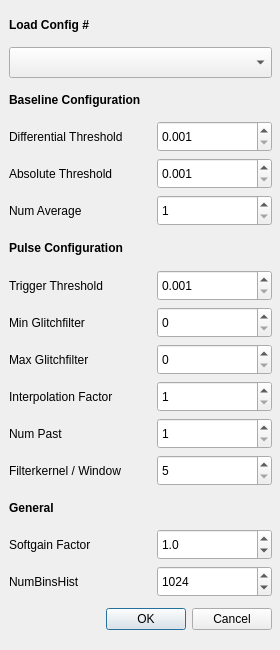
Before: the Qt Designer form wav2phh/analyzersettings.ui in samplemaker/wav2phh, drawn with Qt 5.
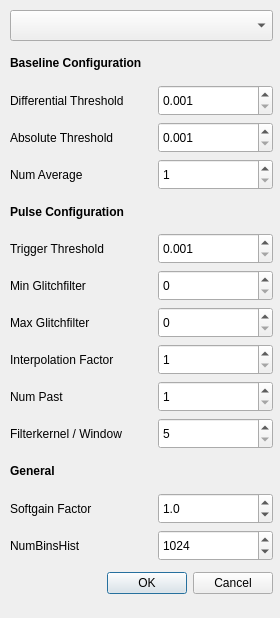
After: the same form once the commit is applied.

Commit message: Bugfix: Analyzersetting menu not synchronized with internal data (cancel button)

Patch:
```diff
--- a/wav2phh/analyzersettings.ui
+++ b/wav2phh/analyzersettings.ui
@@ -7,54 +7,35 @@
     <x>0</x>
     <y>0</y>
     <width>280</width>
-    <height>650</height>
+    <height>618</height>
    </rect>
   </property>
   <property name="minimumSize">
    <size>
     <width>280</width>
-    <height>650</height>
+    <height>618</height>
    </size>
   </property>
   <property name="maximumSize">
    <size>
     <width>280</width>
-    <height>650</height>
+    <height>618</height>
    </size>
   </property>
   <property name="windowTitle">
    <string>Dialog</string>
   </property>
-  <widget class="QWidget" name="layoutWidget">
+  <widget class="QWidget" name="">
    <property name="geometry">
     <rect>
-     <x>9</x>
-     <y>9</y>
+     <x>10</x>
+     <y>10</y>
      <width>263</width>
-     <height>627</height>
+     <height>590</height>
     </rect>
    </property>
    <layout class="QGridLayout" name="gridLayout">
     <item row="0" column="0" colspan="2">
-     <widget class="QLabel" name="SpPLabel">
-      <property name="minimumSize">
-       <size>
-        <width>259</width>
-        <height>31</height>
-       </size>
-      </property>
-      <property name="font">
-       <font>
-        <weight>75</weight>
-        <bold>true</bold>
-       </font>
-      </property>
-      <property name="text">
-       <string>Load Config #</string>
-      </property>
-     </widget>
-    </item>
-    <item row="1" column="0" colspan="2">
      <widget class="QComboBox" name="SpPcomboBox">
       <property name="minimumSize">
        <size>
@@ -64,7 +45,7 @@
       </property>
      </widget>
     </item>
-    <item row="2" column="0" colspan="2">
+    <item row="1" column="0" colspan="2">
      <widget class="QLabel" name="BaselineNameLabel">
       <property name="minimumSize">
        <size>
@@ -83,7 +64,7 @@
       </property>
      </widget>
     </item>
-    <item row="3" column="0">
+    <item row="2" column="0">
      <widget class="QLabel" name="BLdiffThreshLabel">
       <property name="minimumSize">
        <size>
@@ -96,7 +77,7 @@
       </property>
      </widget>
     </item>
-    <item row="3" column="1">
+    <item row="2" column="1">
      <widget class="QDoubleSpinBox" name="BLdiffThreshSpinBox">
       <property name="minimumSize">
        <size>
@@ -121,7 +102,7 @@
       </property>
      </widget>
     </item>
-    <item row="4" column="0">
+    <item row="3" column="0">
      <widget class="QLabel" name="BLabsThreshLabel">
       <property name="minimumSize">
        <size>
@@ -134,7 +115,7 @@
       </property>
      </widget>
     </item>
-    <item row="4" column="1">
+    <item row="3" column="1">
      <widget class="QDoubleSpinBox" name="BLabsThreshSpinBox">
       <property name="minimumSize">
        <size>
@@ -159,7 +140,7 @@
       </property>
      </widget>
     </item>
-    <item row="5" column="0">
+    <item row="4" column="0">
      <widget class="QLabel" name="BLnumAvrgLabel">
       <property name="minimumSize">
        <size>
@@ -172,7 +153,7 @@
       </property>
      </widget>
     </item>
-    <item row="5" column="1">
+    <item row="4" column="1">
      <widget class="QSpinBox" name="BLnumAvrgSpinBox">
       <property name="minimumSize">
        <size>
@@ -188,7 +169,7 @@
       </property>
      </widget>
     </item>
-    <item row="6" column="0" colspan="2">
+    <item row="5" column="0" colspan="2">
      <widget class="QLabel" name="PulseNameLabel">
       <property name="minimumSize">
        <size>
@@ -207,7 +188,7 @@
       </property>
      </widget>
     </item>
-    <item row="7" column="0">
+    <item row="6" column="0">
      <widget class="QLabel" name="PTrigThreshLabel">
       <property name="minimumSize">
        <size>
@@ -220,7 +201,7 @@
       </property>
      </widget>
     </item>
-    <item row="7" column="1">
+    <item row="6" column="1">
      <widget class="QDoubleSpinBox" name="PTrigThreshSpinBox">
       <property name="minimumSize">
        <size>
@@ -245,7 +226,7 @@
       </property>
      </widget>
     </item>
-    <item row="8" column="0">
+    <item row="7" column="0">
      <widget class="QLabel" name="PminGlitchLabel">
       <property name="minimumSize">
        <size>
@@ -258,7 +239,7 @@
       </property>
      </widget>
     </item>
-    <item row="8" column="1">
+    <item row="7" column="1">
      <widget class="QSpinBox" name="PminGlitchSpinBox">
       <property name="minimumSize">
        <size>
@@ -271,7 +252,7 @@
       </property>
      </widget>
     </item>
-    <item row="9" column="0">
+    <item row="8" column="0">
      <widget class="QLabel" name="PmaxGlitchLabel">
       <property name="minimumSize">
        <size>
@@ -284,7 +265,7 @@
       </property>
      </widget>
     </item>
-    <item row="9" column="1">
+    <item row="8" column="1">
      <widget class="QSpinBox" name="PmaxGlitchSpinBox">
       <property name="minimumSize">
        <size>
@@ -297,7 +278,7 @@
       </property>
      </widget>
     </item>
-    <item row="10" column="0">
+    <item row="9" column="0">
      <widget class="QLabel" name="PIntrplntFactor">
       <property name="minimumSize">
        <size>
@@ -310,7 +291,7 @@
       </property>
      </widget>
     </item>
-    <item row="10" column="1">
+    <item row="9" column="1">
      <widget class="QSpinBox" name="PIntrplntSpinBox">
       <property name="minimumSize">
        <size>
@@ -326,7 +307,7 @@
       </property>
      </widget>
     </item>
-    <item row="11" column="0">
+    <item row="10" column="0">
      <widget class="QLabel" name="PnumPastLabel">
       <property name="minimumSize">
        <size>
@@ -339,7 +320,7 @@
       </property>
      </widget>
     </item>
-    <item row="11" column="1">
+    <item row="10" column="1">
      <widget class="QSpinBox" name="PnumPastSpinBox">
       <property name="minimumSize">
        <size>
@@ -355,7 +336,7 @@
       </property>
      </widget>
     </item>
-    <item row="12" column="0">
+    <item row="11" column="0">
      <widget class="QLabel" name="PNumKernelLabel">
       <property name="minimumSize">
        <size>
@@ -368,7 +349,7 @@
       </property>
      </widget>
     </item>
-    <item row="12" column="1">
+    <item row="11" column="1">
      <widget class="QSpinBox" name="PNumKernelSpinBox">
       <property name="minimumSize">
        <size>
@@ -384,7 +365,7 @@
       </property>
      </widget>
     </item>
-    <item row="13" column="0" colspan="2">
+    <item row="12" column="0" colspan="2">
      <widget class="QLabel" name="GenNameLabel">
       <property name="minimumSize">
        <size>
@@ -403,7 +384,7 @@
       </property>
      </widget>
     </item>
-    <item row="14" column="0">
+    <item row="13" column="0">
      <widget class="QLabel" name="GenSoftGainLabel">
       <property name="minimumSize">
        <size>
@@ -416,7 +397,7 @@
       </property>
      </widget>
     </item>
-    <item row="14" column="1">
+    <item row="13" column="1">
      <widget class="QDoubleSpinBox" name="GenSoftGainSpinBox">
       <property name="minimumSize">
        <size>
@@ -435,7 +416,7 @@
       </property>
      </widget>
     </item>
-    <item row="15" column="0">
+    <item row="14" column="0">
      <widget class="QLabel" name="GenNumBinsHistLabel">
       <property name="minimumSize">
        <size>
@@ -448,7 +429,7 @@
       </property>
      </widget>
     </item>
-    <item row="15" column="1">
+    <item row="14" column="1">
      <widget class="QSpinBox" name="GenNumBinsHistSpinBox">
       <property name="minimumSize">
        <size>
@@ -467,7 +448,7 @@
       </property>
      </widget>
     </item>
-    <item row="16" column="0" colspan="2">
+    <item row="15" column="0" colspan="2">
      <widget class="QDialogButtonBox" name="buttonBox">
       <property name="minimumSize">
        <size>
```
The commit also changes 2 other files.
